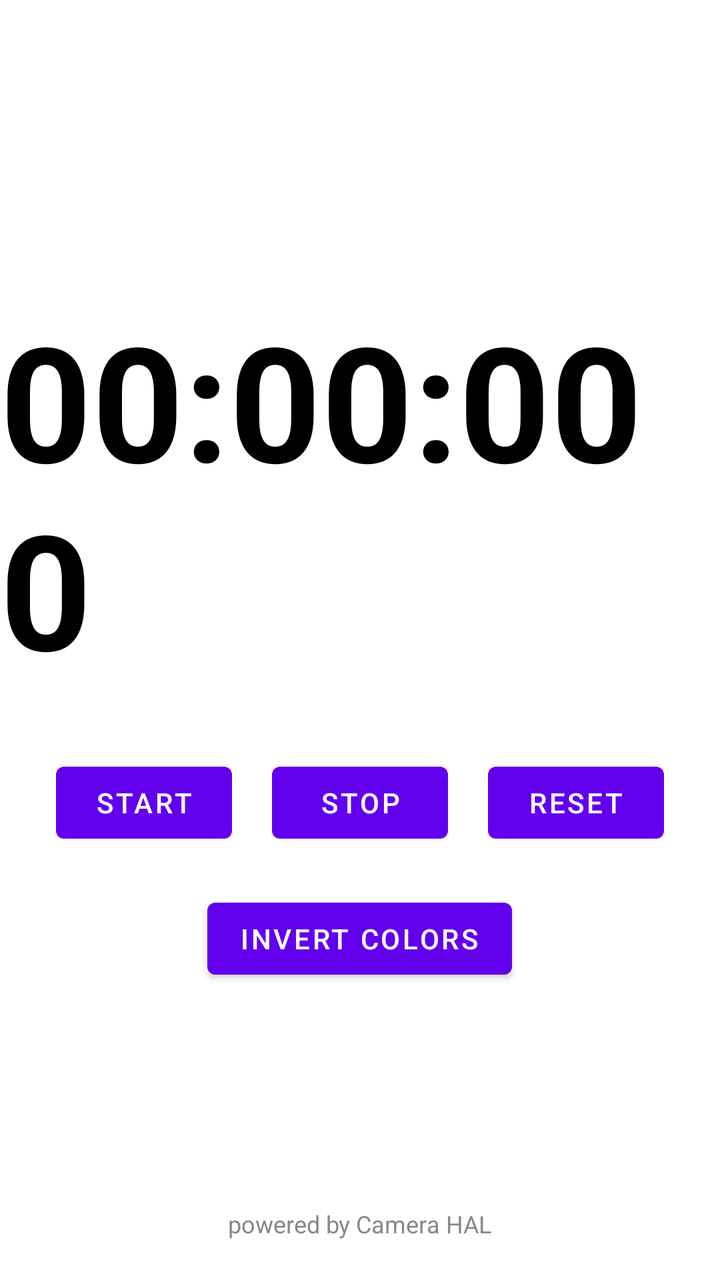
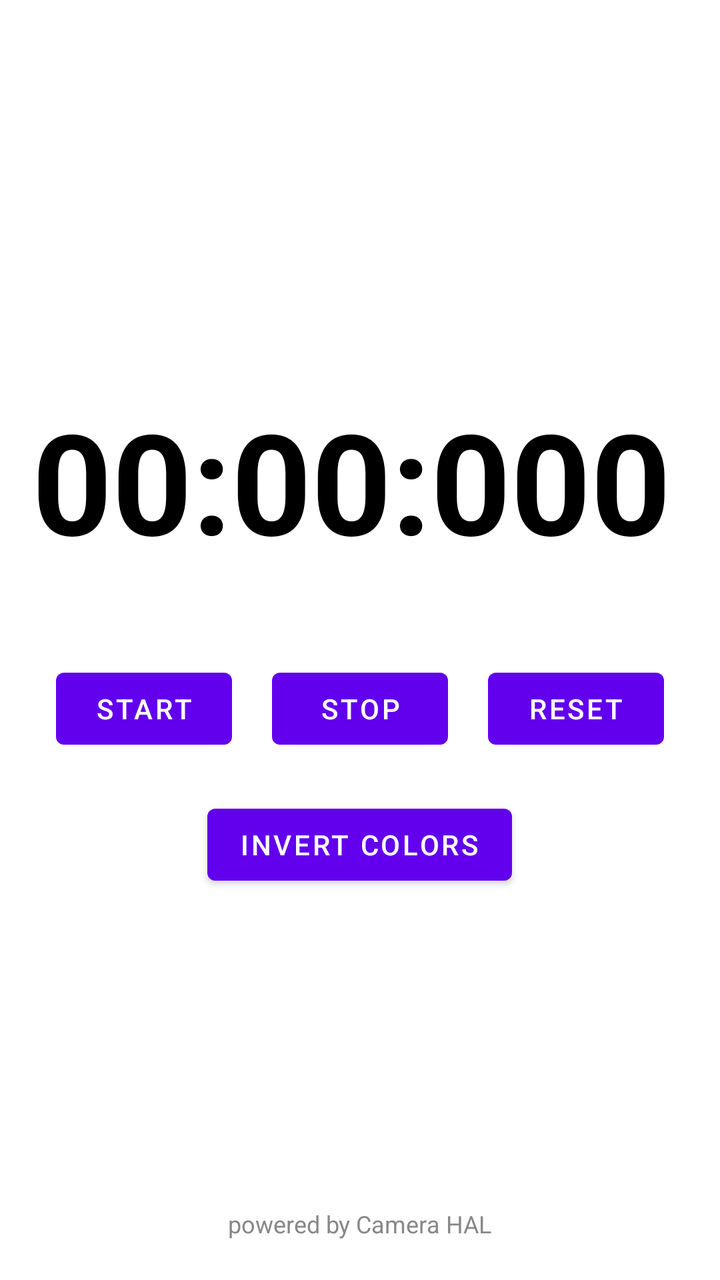

Two renders of the same Android screen: before a commit and after it. Below are the layout's source before the change and the commit's diff.
<!-- AndroidManifest.xml: fallback theme Theme.MaterialComponents.DayNight.NoActionBar -->
<!-- res/layout/activity_stop_watch.xml -->
<?xml version="1.0" encoding="utf-8"?>
<RelativeLayout xmlns:android="http://schemas.android.com/apk/res/android"
    xmlns:app="http://schemas.android.com/apk/res-auto"
    xmlns:tools="http://schemas.android.com/tools"
    android:layout_width="match_parent"
    android:layout_height="match_parent"
    tools:context=".StopWatchActivity">

    
    <LinearLayout
        android:layout_width="wrap_content"
        android:layout_height="wrap_content"
        android:orientation="vertical"
        android:gravity="center_horizontal"
        android:layout_centerInParent="true">

        
        <TextView
            android:id="@+id/text_view_stopwatch"
            android:layout_width="wrap_content"
            android:layout_height="wrap_content"
            android:textSize="80sp"
            android:textColor="#000000"
            android:textStyle="bold"
            android:text="00:00:000"
            android:layout_marginBottom="30dp"/>

        
        <LinearLayout
            android:layout_width="wrap_content"
            android:layout_height="wrap_content"
            android:orientation="horizontal"
            android:layout_marginBottom="20dp">

            <Button
                android:id="@+id/button_start"
                android:layout_width="wrap_content"
                android:layout_height="wrap_content"
                android:text="Start"
                android:layout_marginEnd="20dp"/>

            <Button
                android:id="@+id/button_stop"
                android:layout_width="wrap_content"
                android:layout_height="wrap_content"
                android:text="Stop"
                android:layout_marginEnd="20dp"/>

            <Button
                android:id="@+id/button_reset"
                android:layout_width="wrap_content"
                android:layout_height="wrap_content"
                android:text="Reset"/>
        </LinearLayout>

        
        <Button
            android:id="@+id/button_invert"
            android:layout_width="wrap_content"
            android:layout_height="wrap_content"
            android:text="Invert Colors"/>
    </LinearLayout>

    
    <TextView
        android:layout_width="wrap_content"
        android:layout_height="wrap_content"
        android:text="powered by Camera HAL"
        android:textSize="12sp"
        android:textColor="#888888"
        android:layout_marginBottom="20dp"
        android:layout_centerHorizontal="true"
        android:layout_alignParentBottom="true"/>

</RelativeLayout>
<!-- resources referenced by this layout -->
<resources>

</resources>

<!-- the commit's change to res/layout/activity_stop_watch.xml (unified diff, before → after) -->
@@ -8,11 +8,12 @@
 
     
     <LinearLayout
-        android:layout_width="wrap_content"
+        android:layout_width="match_parent"
         android:layout_height="wrap_content"
         android:orientation="vertical"
         android:gravity="center_horizontal"
-        android:layout_centerInParent="true">
+        android:layout_centerInParent="true"
+        android:padding="16dp">
 
         
         <TextView
@@ -23,7 +24,13 @@
             android:textColor="#000000"
             android:textStyle="bold"
             android:text="00:00:000"
-            android:layout_marginBottom="30dp"/>
+            android:layout_marginBottom="30dp"
+            android:maxLines="1"
+            android:ellipsize="none"
+            android:autoSizeTextType="uniform"
+            android:autoSizeMinTextSize="12sp"
+            android:autoSizeMaxTextSize="80sp"
+            android:autoSizeStepGranularity="2sp"/>
 
         
         <LinearLayout
